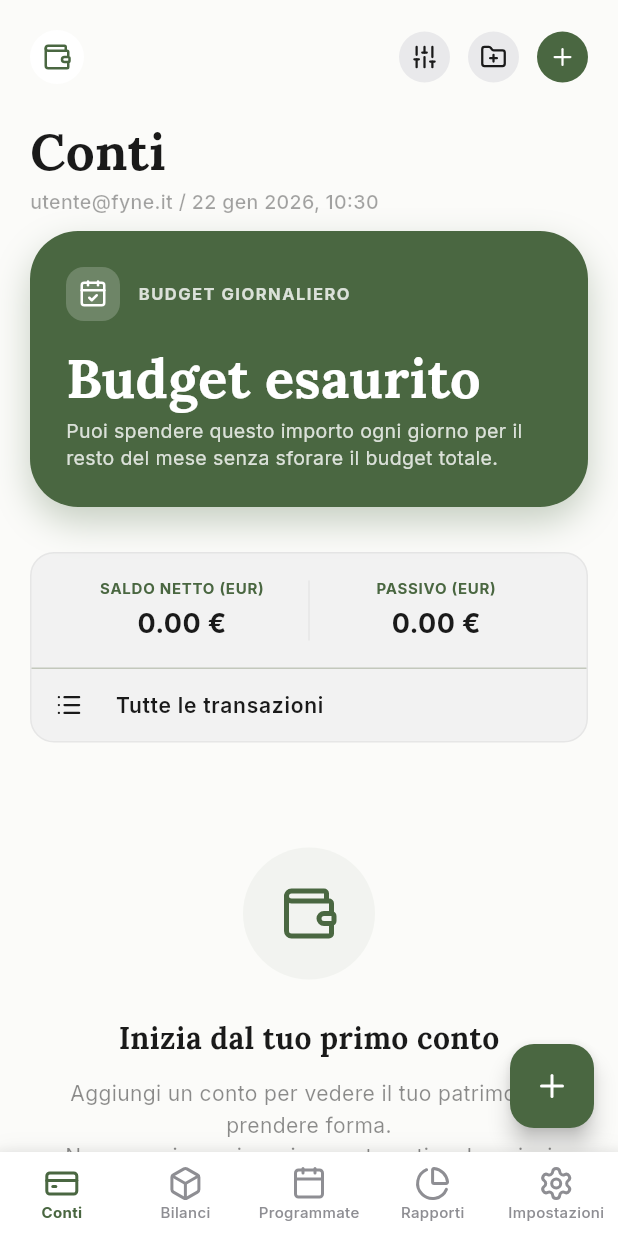
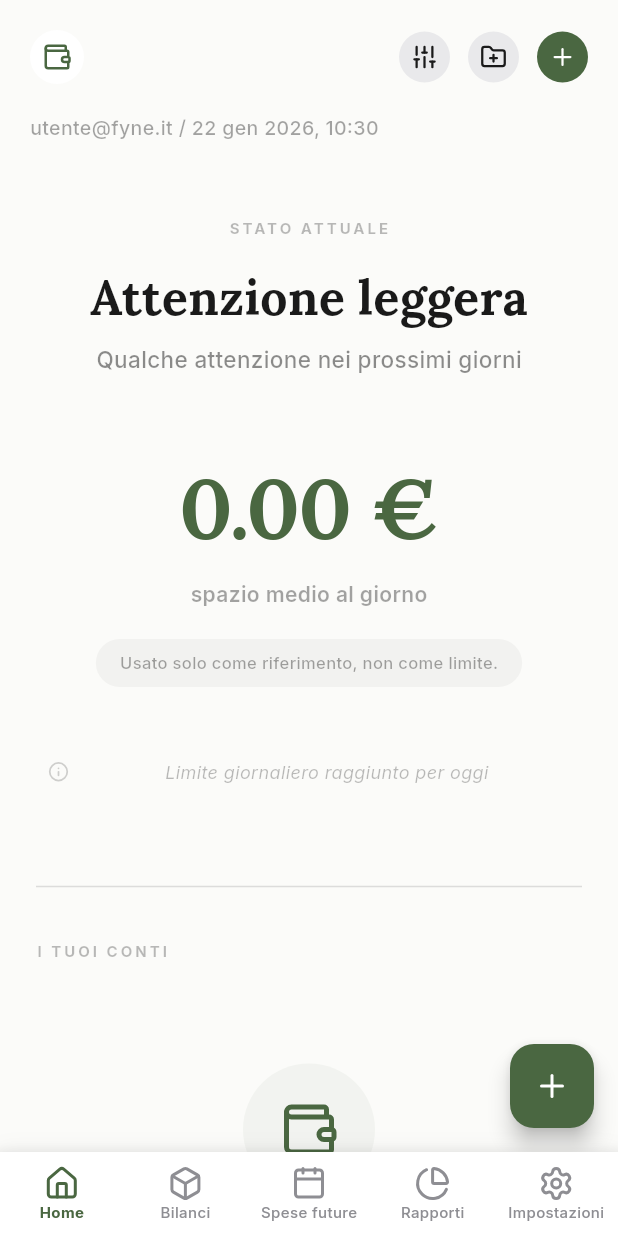
Before and after one commit to xnemesy/Fyne, a Flutter app: the DashboardScreen screen opened directly, on a phone screen of 412 x 824 dp. Run offline on Flutter 3.47's test engine with Material 3 defaults, Android fonts, the phone set to English and light mode, and no system bars; our stand-ins replace csv, dio, firebase_auth, firebase_core, firebase_messaging, fl_chart and 13 more; missing offline and left inert: bip39, cryptography, crypton, google_mlkit_text_recognition, proximity_sensor, tflite_flutter; accounts and stored records are empty; generated files the repository leaves out were written again; network calls fail.

Commit message:
feat: introduce the Home Compass widget and philosophy, refactor Wallet screen, and refine terminology for financial insights.

```diff
--- /dev/null
+++ b/frontend/lib/providers/home_state_provider.dart
@@ -0,0 +1,82 @@
+
+import 'package:flutter_riverpod/flutter_riverpod.dart';
+import 'budget_provider.dart';
+import 'insights_provider.dart';
+import 'scheduled_provider.dart';
+
+enum FyneState {
+  stableBalance,    // Equilibrio stabile
+  underControl,     // Sotto controllo
+  lightAttention,   // Attenzione leggera
+  settlingPhase     // Fase di assestamento
+}
+
+class HomeState {
+  final FyneState state;
+  final String title;
+  final String subtitle;
+  final String contextLine;
+
+  HomeState({
+    required this.state,
+    required this.title,
+    required this.subtitle,
+    required this.contextLine,
+  });
+}
+
+final homeStateProvider = Provider<HomeState>((ref) {
+  final dailyAllowance = ref.watch(dailyAllowanceProvider);
+  final insights = ref.watch(insightsProvider);
+  final scheduled = ref.watch(scheduledProvider).value ?? [];
+  final now = DateTime.now();
+
+  FyneState fyneState;
+  String title;
+  String subtitle;
+
+  // 1. Check for settling phase (first week of the month)
+  if (now.day <= 7) {
+    fyneState = FyneState.settlingPhase;
+    title = "Fase di assestamento";
+    subtitle = "Stai definendo il passo del mese";
+  }
+  // 2. Check for attention (allowance is significantly lower than average burn or very low)
+  else if (dailyAllowance < 5 || (insights.burnRate > 0 && dailyAllowance < insights.burnRate * 0.5)) {
+    fyneState = FyneState.lightAttention;
+    title = "Attenzione leggera";
+    subtitle = "Qualche attenzione nei prossimi giorni";
+  }
+  // 3. Stable balance (allowance is healthy)
+  else if (dailyAllowance >= insights.burnRate * 0.9) {
+    fyneState = FyneState.stableBalance;
+    title = "Equilibrio stabile";
+    subtitle = "Nessuna azione necessaria";
+  }
+  // 4. Default to under control
+  else {
+    fyneState = FyneState.underControl;
+    title = "Sotto controllo";
+    subtitle = "In linea con il tuo piano";
+  }
+
+  // Context line logic
+  String contextLine = "Andamento basato sulle tue abitudini recenti";
+
+  final upcomingScheduled = scheduled.where((s) => s.nextOccurrence.isAfter(now) && s.nextOccurrence.isBefore(now.add(const Duration(days: 7))));
+
+  if (upcomingScheduled.isNotEmpty) {
+    contextLine = "Include ${upcomingScheduled.length} spese future nei prossimi 7 giorni";
+  } else if (insights.expenses > insights.income && insights.income > 0) {
+    contextLine = "Il saldo riflette una spesa straordinaria recente";
+  } else if (dailyAllowance <= 0) {
+    contextLine = "Limite giornaliero raggiunto per oggi";
+  }
+
+  return HomeState(
+    state: fyneState,
+    title: title,
+    subtitle: subtitle,
+    contextLine: contextLine,
+  );
+});
--- a/frontend/lib/screens/dashboard_screen.dart
+++ b/frontend/lib/screens/dashboard_screen.dart
@@ -67,8 +67,8 @@ class _DashboardScreenState extends ConsumerState<DashboardScreen> {
               unselectedLabelStyle: GoogleFonts.inter(fontSize: 10, fontWeight: FontWeight.w500),
               items: const [
                 BottomNavigationBarItem(
-                  icon: Icon(LucideIcons.creditCard),
-                  label: "Conti",
+                  icon: Icon(LucideIcons.home),
+                  label: "Home",
                 ),
                 BottomNavigationBarItem(
                   icon: Icon(LucideIcons.box),
@@ -76,7 +76,7 @@ class _DashboardScreenState extends ConsumerState<DashboardScreen> {
                 ),
                 BottomNavigationBarItem(
                   icon: Icon(LucideIcons.calendar),
-                  label: "Programmate",
+                  label: "Spese future",
                 ),
                 BottomNavigationBarItem(
                   icon: Icon(LucideIcons.pieChart),
--- a/frontend/lib/screens/recovery_key_screen.dart
+++ b/frontend/lib/screens/recovery_key_screen.dart
@@ -62,9 +62,9 @@ class _RecoveryKeyScreenState extends State<RecoveryKeyScreen> {
             ),
             const SizedBox(height: 12),
             Text(
-              "Nessuno, nemmeno Fyne, può recuperare i tuoi dati senza queste 24 parole. Scrivile o salva il PDF.",
+              "Nessuno, nemmeno Fyne, può recuperare i tuoi dati senza queste 24 parole. Scrivile o salva il PDF.\n\nServe solo per non perdere l’accesso. Mai per leggere i tuoi dati.",
               textAlign: TextAlign.center,
-              style: TextStyle(color: Colors.white.withOpacity(0.6)),
+              style: TextStyle(color: Colors.white.withOpacity(0.6), fontSize: 13, height: 1.4),
             ),
             const SizedBox(height: 32),
             Expanded(
--- a/frontend/lib/screens/scheduled_screen.dart
+++ b/frontend/lib/screens/scheduled_screen.dart
@@ -45,7 +45,7 @@ class ScheduledTransactionsScreen extends ConsumerWidget {
                       ),
                       const SizedBox(height: 20),
                       Text(
-                        "Programmate",
+                        "Spese future",
                         style: GoogleFonts.lora(
                           fontSize: 34,
                           fontWeight: FontWeight.bold,
--- a/frontend/lib/screens/wallet_screen.dart
+++ b/frontend/lib/screens/wallet_screen.dart
@@ -13,6 +13,8 @@ import '../widgets/add_transaction_sheet.dart';
 import '../widgets/edit_account_sheet.dart';
 import '../widgets/wallet/wallet_summary_card.dart';
 import '../widgets/daily_allowance_card.dart';
+import '../widgets/home_compass_widget.dart';
+import '../providers/home_state_provider.dart';
 
 class WalletScreen extends ConsumerWidget {
   const WalletScreen({super.key});
@@ -85,14 +87,7 @@ class WalletScreen extends ConsumerWidget {
                         ],
                       ),
                       const SizedBox(height: 20),
-                      Text(
-                        "Conti",
-                        style: GoogleFonts.lora(
-                          fontSize: 34,
-                          fontWeight: FontWeight.bold,
-                          color: const Color(0xFF1A1A1A),
-                        ),
-                      ),
+                      // Removed "Conti" title as per Home philosophy
                       Text(
                         "${authState.user?.email ?? (authState.user?.isAnonymous == true ? 'Utente Verificato' : 'utente@fyne.it')} / $formattedDate",
                         style: GoogleFonts.inter(
@@ -106,22 +101,38 @@ class WalletScreen extends ConsumerWidget {
                 ),
               ),
 
-              // Daily Allowance Card
+              // BLOCK 1, 2, 3: THE COMPASS
               const SliverToBoxAdapter(
                 child: Padding(
-                  padding: EdgeInsets.symmetric(horizontal: 20, vertical: 0),
-                  child: DailyAllowanceCard(),
+                  padding: EdgeInsets.only(top: 40, bottom: 40),
+                  child: HomeCompassWidget(),
                 ),
               ),
 
-              const SliverToBoxAdapter(child: SizedBox(height: 20)),
-
-              // Summary Card (Saldo Netto / Passivo)
+              // Dettagli Conti (Sotto i 3 blocchi principali)
               const SliverToBoxAdapter(
-                child: WalletSummaryCard(),
+                child: Padding(
+                  padding: EdgeInsets.symmetric(horizontal: 24, vertical: 20),
+                  child: Divider(color: Colors.black12),
+                ),
               ),
 
-              // List of Accounts
+              SliverToBoxAdapter(
+                child: Padding(
+                  padding: const EdgeInsets.symmetric(horizontal: 24, vertical: 8),
+                  child: Text(
+                    "I TUOI CONTI",
+                    style: GoogleFonts.inter(
+                      letterSpacing: 2,
+                      fontSize: 10,
+                      fontWeight: FontWeight.bold,
+                      color: const Color(0xFF1A1A1A).withOpacity(0.3),
+                    ),
+                  ),
+                ),
+              ),
+
+              // List of Accounts (Minimal)
               accountsAsync.when(
                 data: (accounts) => accounts.isEmpty
                     ? SliverToBoxAdapter(child: _buildEmptyState(context))
--- a/frontend/lib/widgets/daily_allowance_card.dart
+++ b/frontend/lib/widgets/daily_allowance_card.dart
@@ -54,14 +54,25 @@ class DailyAllowanceCard extends ConsumerWidget {
           ),
           const SizedBox(height: 20),
           Text(
-            dailyAllowance <= 0 ? "Budget esaurito" : "${dailyAllowance.toStringAsFixed(2)} €",
+            dailyAllowance <= 0 ? "Limite raggiunto" : "${dailyAllowance.toStringAsFixed(2)} €",
             style: GoogleFonts.lora(
-              fontSize: 36,
+              fontSize: dailyAllowance <= 0 ? 28 : 36,
               fontWeight: FontWeight.bold,
               color: Colors.white,
               height: 1.0,
             ),
           ),
+          if (dailyAllowance <= 0) ...[
+            const SizedBox(height: 4),
+            Text(
+              "Spazio disponibile oggi: 0 €",
+              style: GoogleFonts.inter(
+                fontSize: 14,
+                color: Colors.white.withOpacity(0.9),
+                fontWeight: FontWeight.w500,
+              ),
+            ),
+          ],
           const SizedBox(height: 8),
           Text(
             "Puoi spendere questo importo ogni giorno per il resto del mese senza sforare il budget totale.",
--- /dev/null
+++ b/frontend/lib/widgets/home_compass_widget.dart
@@ -0,0 +1,138 @@
+
+import 'package:flutter/material.dart';
+import 'package:flutter_riverpod/flutter_riverpod.dart';
+import 'package:google_fonts/google_fonts.dart';
+import 'package:lucide_icons/lucide_icons.dart';
+import '../providers/home_state_provider.dart';
+import '../providers/budget_provider.dart';
+
+class HomeCompassWidget extends ConsumerWidget {
+  const HomeCompassWidget({super.key});
+
+  @override
+  Widget build(BuildContext context, WidgetRef ref) {
+    final homeState = ref.watch(homeStateProvider);
+    final dailyAllowance = ref.watch(dailyAllowanceProvider);
+
+    return Column(
+      children: [
+        // BLOCK 1: STATE
+        _buildStateBlock(homeState),
+
+        const SizedBox(height: 48),
+
+        // BLOCK 2: COMPASS
+        _buildCompassBlock(dailyAllowance),
+
+        const SizedBox(height: 48),
+
+        // BLOCK 3: CONTEXT
+        _buildContextBlock(homeState),
+      ],
+    );
+  }
+
+  Widget _buildStateBlock(HomeState homeState) {
+    return Container(
+      width: double.infinity,
+      padding: const EdgeInsets.symmetric(horizontal: 24),
+      child: Column(
+        crossAxisAlignment: CrossAxisAlignment.center,
+        children: [
+          Text(
+            "STATO ATTUALE",
+            style: GoogleFonts.inter(
+              letterSpacing: 2,
+              fontSize: 10,
+              fontWeight: FontWeight.bold,
+              color: const Color(0xFF1A1A1A).withOpacity(0.3),
+            ),
+          ),
+          const SizedBox(height: 16),
+          Text(
+            homeState.title,
+            style: GoogleFonts.lora(
+              fontSize: 32,
+              fontWeight: FontWeight.bold,
+              color: const Color(0xFF1A1A1A),
+            ),
+          ),
+          const SizedBox(height: 8),
+          Text(
+            homeState.subtitle,
+            style: GoogleFonts.inter(
+              fontSize: 15,
+              color: const Color(0xFF1A1A1A).withOpacity(0.5),
+              fontWeight: FontWeight.w500,
+            ),
+          ),
+        ],
+      ),
+    );
+  }
+
+  Widget _buildCompassBlock(double allowance) {
+    return Column(
+      children: [
+        Text(
+          "${allowance.toStringAsFixed(2)} €",
+          style: GoogleFonts.lora(
+            fontSize: 56,
+            fontWeight: FontWeight.bold,
+            color: const Color(0xFF4A6741),
+            letterSpacing: -1,
+          ),
+        ),
+        const SizedBox(height: 8),
+        Text(
+          "spazio medio al giorno",
+          style: GoogleFonts.inter(
+            fontSize: 14,
+            fontWeight: FontWeight.w600,
+            color: const Color(0xFF1A1A1A).withOpacity(0.4),
+          ),
+        ),
+        const SizedBox(height: 20),
+        Container(
+          padding: const EdgeInsets.symmetric(horizontal: 16, vertical: 8),
+          decoration: BoxDecoration(
+            color: const Color(0xFFF2F2F0),
+            borderRadius: BorderRadius.circular(20),
+          ),
+          child: Text(
+            "Usato solo come riferimento, non come limite.",
+            style: GoogleFonts.inter(
+              fontSize: 11,
+              fontWeight: FontWeight.w500,
+              color: const Color(0xFF1A1A1A).withOpacity(0.4),
+            ),
+          ),
+        ),
+      ],
+    );
+  }
+
+  Widget _buildContextBlock(HomeState homeState) {
+    return Container(
+      padding: const EdgeInsets.symmetric(horizontal: 32),
+      child: Row(
+        mainAxisAlignment: MainAxisAlignment.center,
+        children: [
+          Icon(LucideIcons.info, size: 14, color: const Color(0xFF1A1A1A).withOpacity(0.2)),
+          const SizedBox(width: 10),
+          Expanded(
+            child: Text(
+              homeState.contextLine,
+              textAlign: TextAlign.center,
+              style: GoogleFonts.inter(
+                fontSize: 12,
+                color: const Color(0xFF1A1A1A).withOpacity(0.3),
+                fontStyle: FontStyle.italic,
+              ),
+            ),
+          ),
+        ],
+      ),
+    );
+  }
+}
--- a/frontend/lib/widgets/insights/burn_rate_card.dart
+++ b/frontend/lib/widgets/insights/burn_rate_card.dart
@@ -25,7 +25,7 @@ class BurnRateCard extends StatelessWidget {
       child: Column(
         crossAxisAlignment: CrossAxisAlignment.start,
         children: [
-          Text("VELOCITÀ DI SPESA", style: GoogleFonts.inter(letterSpacing: 2, fontSize: 10, fontWeight: FontWeight.bold, color: const Color(0xFF1A1A1A).withOpacity(0.3))),
+          Text("RITMO DI SPESA", style: GoogleFonts.inter(letterSpacing: 2, fontSize: 10, fontWeight: FontWeight.bold, color: const Color(0xFF1A1A1A).withOpacity(0.3))),
           const SizedBox(height: 12),
           Row(
             children: [
```
Also changed, not shown: frontend/lib/widgets/add_scheduled_sheet.dart (+11 -1 lines), frontend/lib/widgets/add_transaction_sheet.dart (+73 -6 lines), frontend/lib/widgets/compact_cash_flow_chart.dart (+11 -0 lines), frontend/lib/widgets/financial_insight_card.dart (+34 -7 lines), frontend/lib/widgets/insights/cash_flow_card.dart (+16 -9 lines), frontend/lib/widgets/insights/net_worth_chart.dart (+9 -0 lines), 1 other file.
